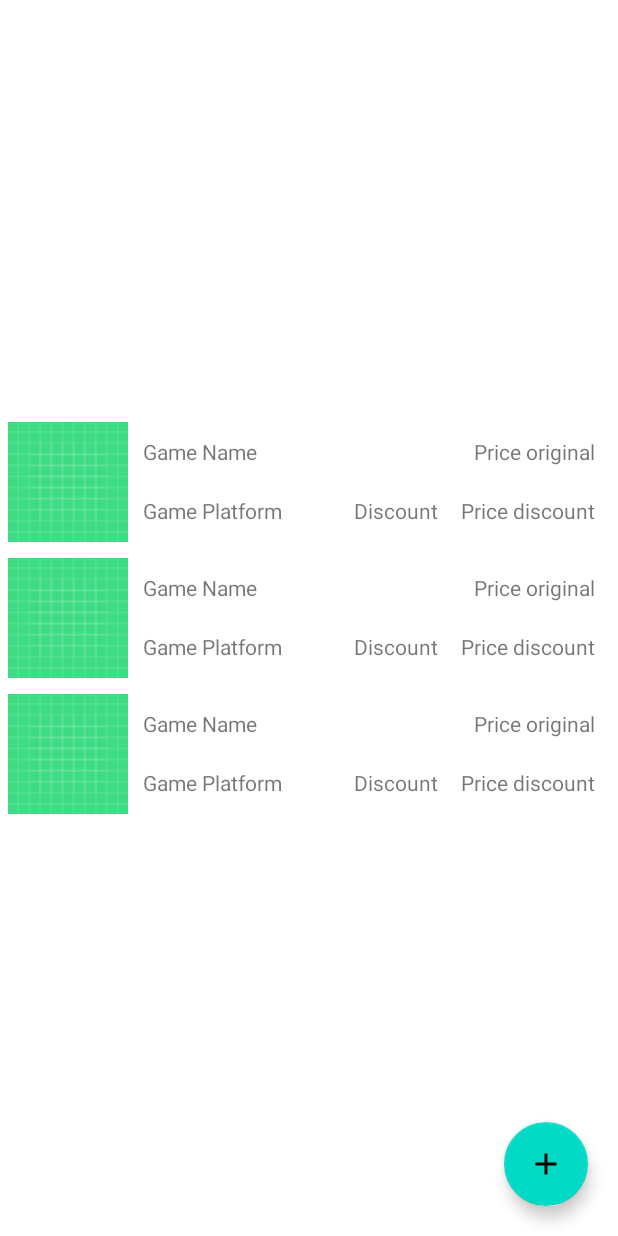
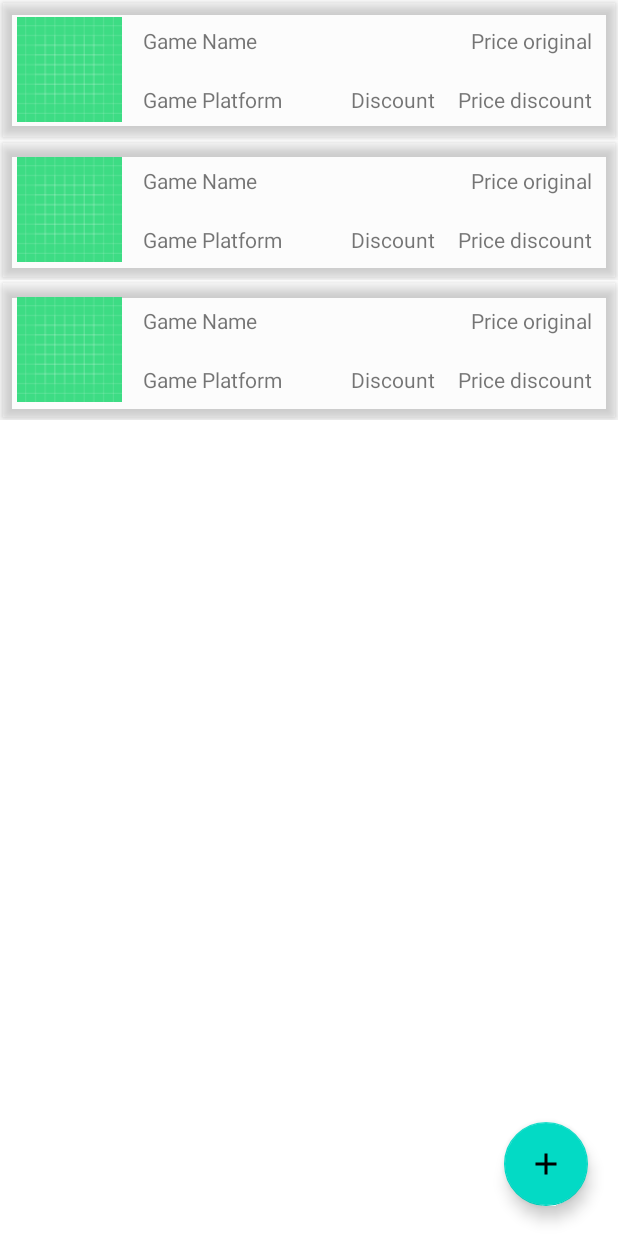
Before and after one commit to Ander-RL/Steam-Scraper-Android, an Android app: the layout activity_main.xml on its own in the app's theme, with its tools: preview values and no code run, on a phone screen of 412 x 824 dp. Run offline under Robolectric (Android 15) with nearby library versions, the phone set to English and light mode, and no system bars.

Commit message:
Functional Database, Repository, ViewModel and RecyclerView

```diff
--- a/app/src/main/java/com/arl/steamscraper/GameScraperApplication.kt
+++ b/app/src/main/java/com/arl/steamscraper/GameScraperApplication.kt
@@ -2,6 +2,8 @@ package com.arl.steamscraper
 
 import android.app.Application
 import com.arl.steamscraper.data.GameDataBase
+import kotlinx.coroutines.CoroutineScope
+import kotlinx.coroutines.SupervisorJob
 
 /**
  * We want to only have one instance of the database and of the repository in our application.
--- a/app/src/main/java/com/arl/steamscraper/data/GameDataBase.kt
+++ b/app/src/main/java/com/arl/steamscraper/data/GameDataBase.kt
@@ -6,6 +6,7 @@ import androidx.room.Room
 import androidx.room.RoomDatabase
 import com.arl.steamscraper.data.dao.GameDao
 import com.arl.steamscraper.data.entity.Game
+import kotlinx.coroutines.CoroutineScope
 
 @Database(entities = [Game::class], version = 1, exportSchema = false)
 abstract class GameDataBase : RoomDatabase() {
--- a/app/src/main/java/com/arl/steamscraper/data/entity/Game.kt
+++ b/app/src/main/java/com/arl/steamscraper/data/entity/Game.kt
@@ -12,8 +12,8 @@ data class Game(
     val finalPrice: Double,
     val discount: Int,
     val imageUrl: String,
-    val isWindows: String,
-    val isMac: String,
-    val isLinux: String,
+    val isWindows: Boolean,
+    val isMac: Boolean,
+    val isLinux: Boolean,
     val gameUrl: String
 )
--- a/app/src/main/res/layout/activity_main.xml
+++ b/app/src/main/res/layout/activity_main.xml
@@ -8,9 +8,8 @@
 
     <androidx.recyclerview.widget.RecyclerView
         android:id="@+id/recyclerview"
-        style="@style/CardView"
         android:layout_width="match_parent"
-        android:layout_height="wrap_content"
+        android:layout_height="0dp"
         app:layout_constraintBottom_toBottomOf="parent"
         app:layout_constraintEnd_toEndOf="parent"
         app:layout_constraintStart_toStartOf="parent"
--- a/app/src/main/res/layout/recyclerview_layout.xml
+++ b/app/src/main/res/layout/recyclerview_layout.xml
@@ -1,13 +1,30 @@
 <?xml version="1.0" encoding="utf-8"?>
-<RelativeLayout xmlns:android="http://schemas.android.com/apk/res/android"
+<LinearLayout xmlns:android="http://schemas.android.com/apk/res/android"
+    android:layout_width="match_parent"
+    android:layout_height="wrap_content"
+    xmlns:app="http://schemas.android.com/apk/res-auto"
+    android:orientation="vertical">
+
+    <androidx.cardview.widget.CardView
+        android:id="@+id/cardView"
+        android:layout_width="match_parent"
+        android:layout_height="wrap_content"
+        app:cardElevation="5dp"
+        app:cardBackgroundColor="@color/cardview_shadow_end_color"
+        android:layout_margin="2dp">
+
+        <RelativeLayout
             android:layout_width="match_parent"
             android:layout_height="wrap_content"
             android:layout_margin="5dp">
 
             <ImageView
                 android:id="@+id/iv_game_mini_image"
-        android:layout_width="80dp"
-        android:layout_height="80dp"
+                android:layout_width="70dp"
+                android:layout_height="70dp"
+                android:layout_alignParentStart="true"
+                android:layout_alignParentTop="true"
+                android:layout_margin="4dp"
                 android:src="@drawable/ic_launcher_background" />
 
             <TextView
@@ -48,6 +65,7 @@
                 android:id="@+id/tv_discount"
                 android:layout_width="wrap_content"
                 android:layout_height="wrap_content"
+                android:layout_alignBaseline="@id/tv_price_discount"
                 android:layout_alignParentTop="true"
                 android:layout_centerVertical="true"
                 android:layout_marginStart="10dp"
@@ -55,7 +73,8 @@
                 android:layout_marginEnd="5dp"
                 android:layout_marginBottom="10dp"
                 android:layout_toStartOf="@+id/tv_price_discount"
-        android:layout_alignBaseline="@id/tv_price_discount"
                 android:text="Discount" />
 
         </RelativeLayout>
+    </androidx.cardview.widget.CardView>
+</LinearLayout>
```
Also changed, not shown: app/src/main/java/com/arl/steamscraper/GameRepository.kt (+17 -5 lines), app/src/main/java/com/arl/steamscraper/MainActivity.kt (+29 -28 lines), app/src/main/java/com/arl/steamscraper/RVAdapter.kt (+13 -5 lines), app/src/main/res/layout/activity_main_prueba.xml (deleted, +0 -34 lines). Lines whose indentation alone changed are shown as unchanged.
